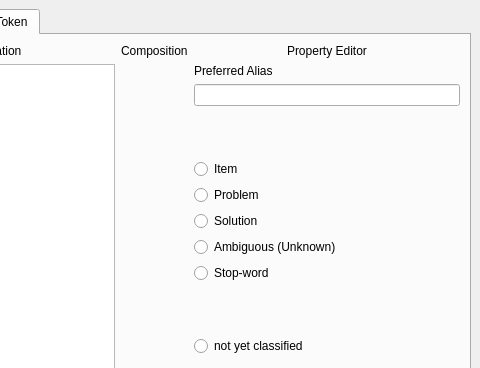
Qt form app/taggingUI/taggingUI.ui (usnistgov/nestor-tmp2) before a commit; both pictures show x 171 to 651 and y 0 to 368 of the 651 by 595 pixel window.
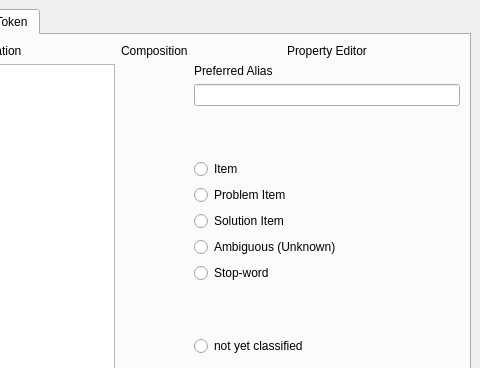
The same form after that commit. The open tabs and pages were chosen to show the change.

Commit message: Ngramm update button is working

Patch:
```diff
--- a/app/taggingUI/taggingUI.ui
+++ b/app/taggingUI/taggingUI.ui
@@ -357,7 +357,7 @@
               <item>
                <widget class="QRadioButton" name="radioButton_Ngram_ProblemEditor">
                 <property name="text">
-                 <string>Problem</string>
+                 <string>Problem Item</string>
                 </property>
                 <attribute name="buttonGroup">
                  <string notr="true">buttonGroup_NGram_Classification</string>
@@ -367,7 +367,7 @@
               <item>
                <widget class="QRadioButton" name="radioButton_Ngram_SolutionEditor">
                 <property name="text">
-                 <string>Solution</string>
+                 <string>Solution Item</string>
                 </property>
                 <attribute name="buttonGroup">
                  <string notr="true">buttonGroup_NGram_Classification</string>
```
Left out of the diff: 8 changed lines with no effect on the pictures. The commit also changes 2 other files.
